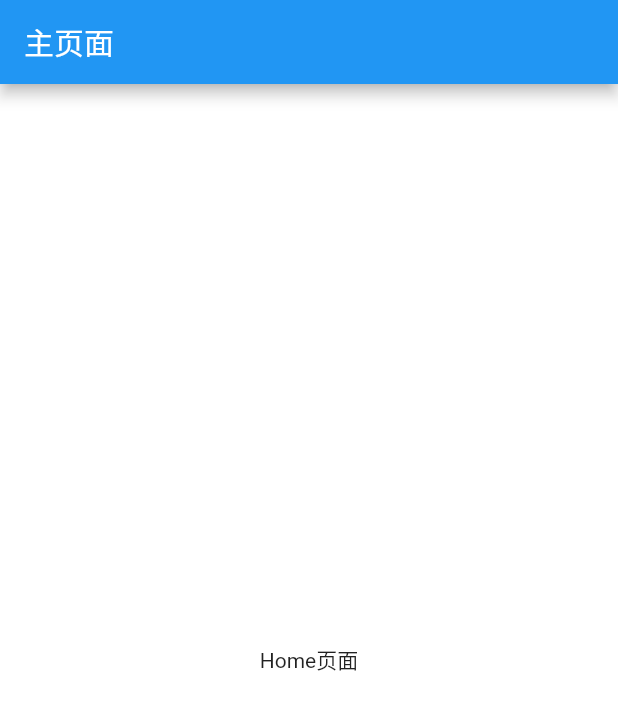
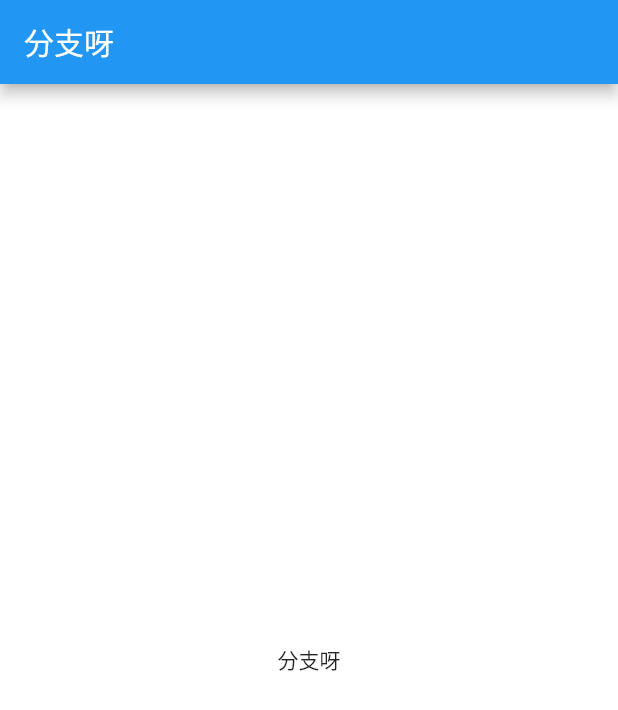
Before and after one commit to 1037438704/function_flutter, a Flutter app: the screen it shows after launch, on a phone screen of 412 x 824 dp. Shown: the top 710 px of the screen. Run offline on Flutter 3.47's test engine with Material 2 defaults, Android fonts, the phone set to English and light mode, and no system bars.

Commit message:
推送分支

```diff
--- a/lib/pages/my_home_page.dart
+++ b/lib/pages/my_home_page.dart
@@ -6,9 +6,8 @@ class MyHomePage extends StatelessWidget{
   Widget build(BuildContext context) {
     return Scaffold(
       backgroundColor: Colors.white,
-      appBar: AppBar(title: Text("主页面"),),
-      body: Center(child: Text("Home页面"),),
+      appBar: AppBar(title: Text("分支呀"),),
+      body: Center(child: Text("分支呀"),),
     );
   }
-
 }
```
